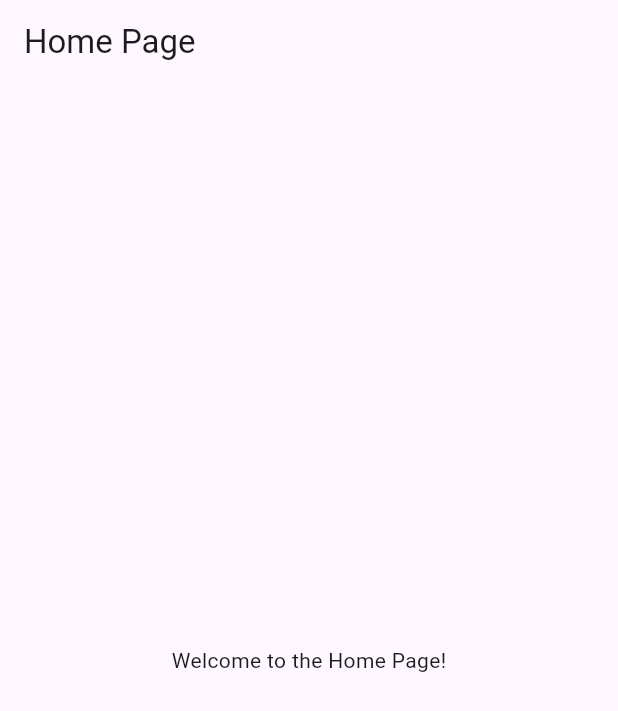
After one commit to M-Pascal/NeoParental, a Flutter app: the HomePage screen opened directly, on a phone screen of 412 x 824 dp. The commit adds this screen. Shown: the top 711 px of the screen. Run offline on Flutter 3.47's test engine with Material 3 defaults, Android fonts, the phone set to English and light mode, and no system bars; our stand-ins replace lottie.

Commit message:
home page

```diff
--- /dev/null
+++ b/parents/lib/Screens/home.dart
@@ -0,0 +1,26 @@
+import 'package:flutter/material.dart';
+
+void main() {
+  runApp(const HomePage());
+}
+
+class HomePage extends StatefulWidget {
+  const HomePage({super.key});
+
+  @override
+  State<HomePage> createState() => _HomePageState();
+}
+
+class _HomePageState extends State<HomePage> {
+  @override
+  Widget build(BuildContext context) {
+    return Scaffold(
+      appBar: AppBar(
+        title: const Text('Home Page'),
+      ),
+      body: const Center(
+        child: Text('Welcome to the Home Page!'),
+      ),
+    );
+  }
+}
```
Also changed, not shown: parents/lib/Screens/login.dart (+18 -8 lines).
